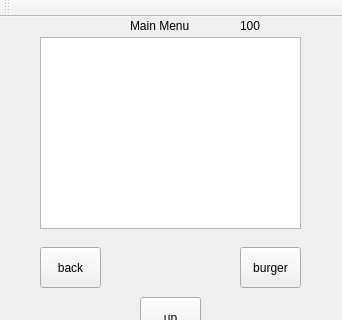
This is COMP3004Project/mainwindow.ui in IanBechard/3004final as Qt 5 draws it before an edit; both pictures show x 0 to 342 and y 0 to 320 of the 342 by 543 pixel window. The edited form follows.
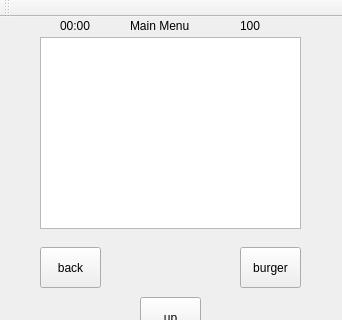
This is the edited form.

```diff
--- a/COMP3004Project/mainwindow.ui
+++ b/COMP3004Project/mainwindow.ui
@@ -191,6 +191,19 @@
      <string/>
     </property>
    </widget>
+   <widget class="QLabel" name="treatmentTag">
+    <property name="geometry">
+     <rect>
+      <x>60</x>
+      <y>0</y>
+      <width>64</width>
+      <height>17</height>
+     </rect>
+    </property>
+    <property name="text">
+     <string>00:00</string>
+    </property>
+   </widget>
   </widget>
   <widget class="QMenuBar" name="menuBar">
    <property name="geometry">
```
